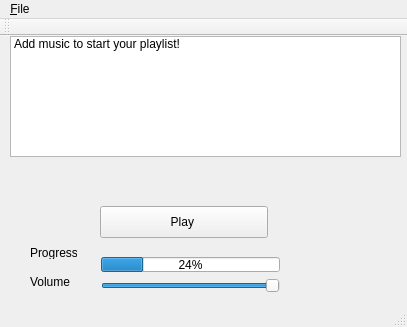
Above: aural-fixation/mainwindow.ui from vogel005/aural-fixation-v2 before the change. Below: the same form after it.
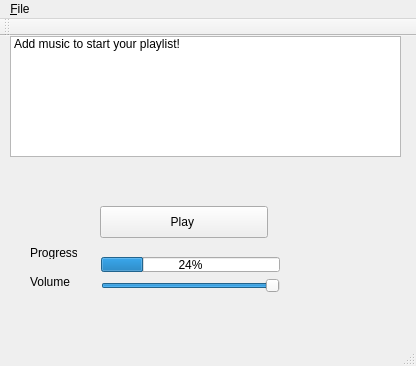
That is the form after the change.

```diff
--- a/aural-fixation/mainwindow.ui
+++ b/aural-fixation/mainwindow.ui
@@ -6,14 +6,32 @@
    <rect>
     <x>0</x>
     <y>0</y>
-    <width>407</width>
-    <height>327</height>
+    <width>416</width>
+    <height>366</height>
    </rect>
   </property>
+  <property name="sizePolicy">
+   <sizepolicy hsizetype="Preferred" vsizetype="Preferred">
+    <horstretch>0</horstretch>
+    <verstretch>0</verstretch>
+   </sizepolicy>
+  </property>
   <property name="windowTitle">
    <string>MainWindow</string>
   </property>
   <widget class="QWidget" name="centralWidget">
+   <property name="enabled">
+    <bool>true</bool>
+   </property>
+   <property name="sizePolicy">
+    <sizepolicy hsizetype="Expanding" vsizetype="Expanding">
+     <horstretch>0</horstretch>
+     <verstretch>0</verstretch>
+    </sizepolicy>
+   </property>
+   <property name="layoutDirection">
+    <enum>Qt::LeftToRight</enum>
+   </property>
    <widget class="QLabel" name="label_2">
     <property name="geometry">
      <rect>
@@ -108,7 +126,7 @@
      </property>
     </item>
    </widget>
-   <widget class="QWidget" name="">
+   <widget class="QWidget" name="layoutWidget">
     <property name="geometry">
      <rect>
       <x>12</x>
@@ -148,10 +166,8 @@
     <rect>
      <x>0</x>
      <y>0</y>
-     <width>407</width>
+     <width>416</width>
      <height>22</height>
-     <width>394</width>
-     <height>21</height>
     </rect>
    </property>
    <widget class="QMenu" name="menuAURAL">
```
Left out of the diff: 6 changed lines with no effect on the pictures.
